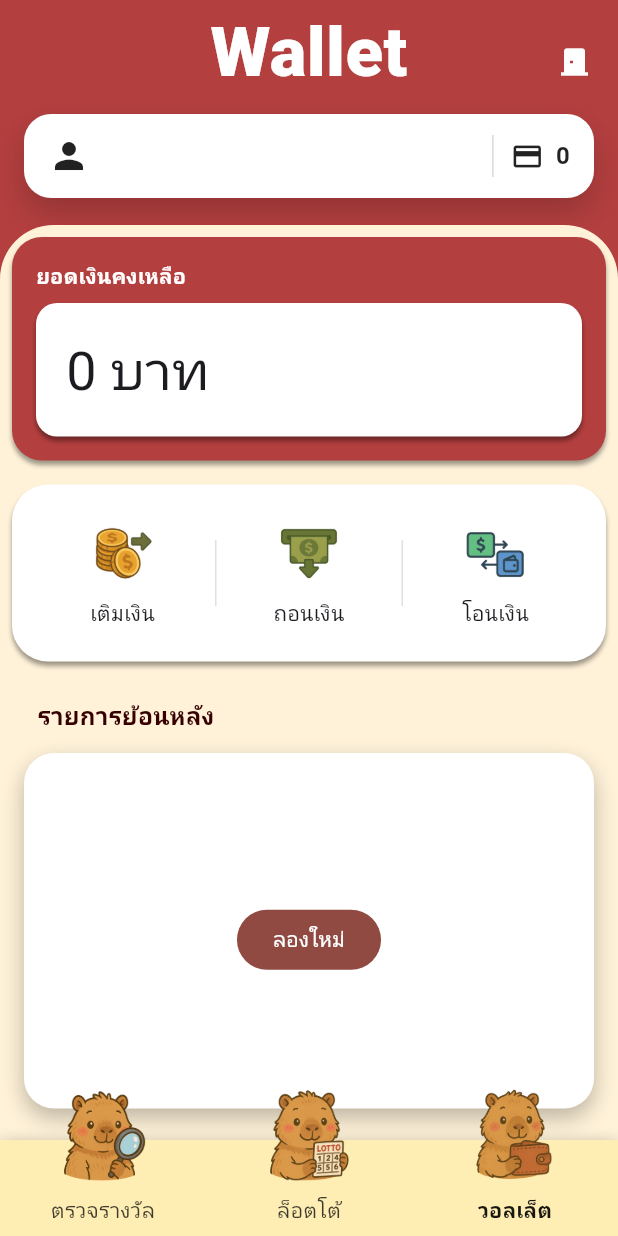
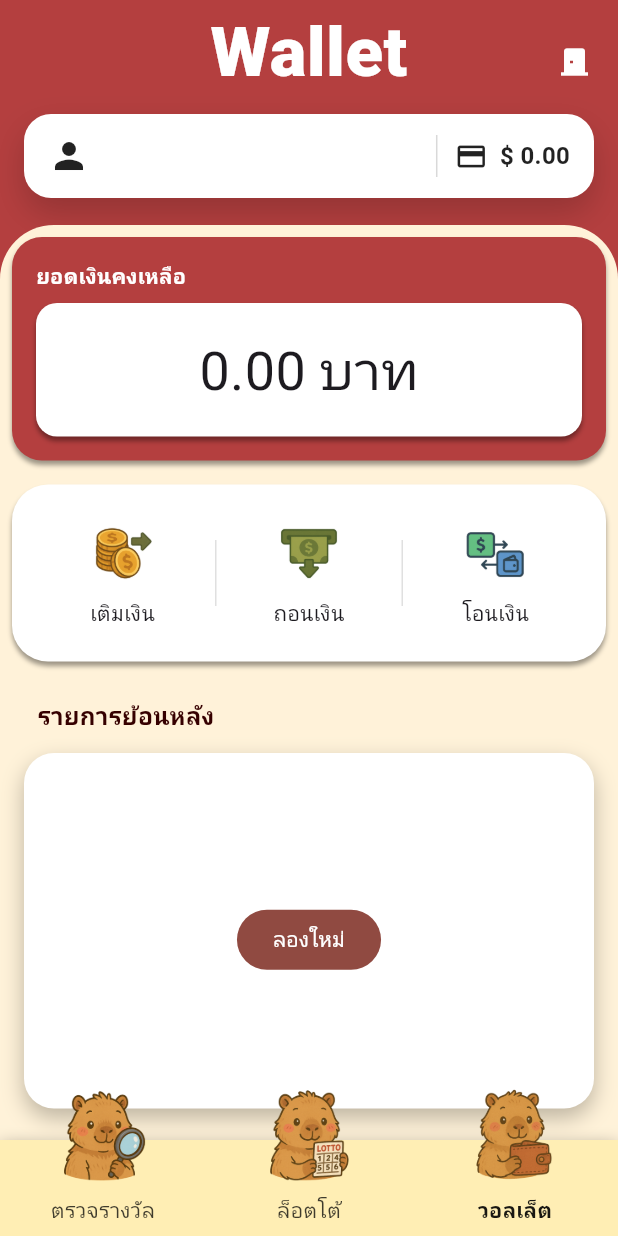
Before and after one commit to Phenpitcha-D/lotto-app, a Flutter app: the MainScaffold screen opened directly with empty values, item 3 of the bottom bar chosen, on a phone screen of 412 x 824 dp. Run offline on Flutter 3.47's test engine with Material 3 defaults, Android fonts, the phone set to English and light mode, and no system bars; our stand-ins replace flutter_localization, google_fonts; network calls fail; Roboto replaces fonts that are missing (Sarabun).

Commit message:
FormatwalletFixed

```diff
--- a/lib/pages/myScaffold.dart
+++ b/lib/pages/myScaffold.dart
@@ -342,6 +342,6 @@ class _BottomOverhangItemState extends State<BottomOverhangItem> {
 }
 
 String formatBalance(int amount) {
-  final nf = NumberFormat("#,###", "th_TH");
-  return nf.format(amount);
+  final nf = NumberFormat("#,##0.00", "th_TH");
+  return '\$ ${nf.format(amount)}';
 }
--- a/lib/pages/wallet.dart
+++ b/lib/pages/wallet.dart
@@ -96,9 +96,11 @@ class _WalletPageState extends State<WalletPage> {
                         child: ValueListenableBuilder<int>(
                           valueListenable: widget.walletVN,
                           builder: (context, bal, _) {
-                            return Text(
-                              formatBalance(bal),
-                              style: TextStyle(fontSize: 36),
+                            return Center(
+                              child: Text(
+                                formatBalance(bal),
+                                style: TextStyle(fontSize: 36),
+                              ),
                             );
                           },
                         ),
@@ -417,7 +419,7 @@ class _WalletPageState extends State<WalletPage> {
 
   // แปลง 1000 เป็น 1,000.00 บาท
   String formatBalance(int amount) {
-    final nf = NumberFormat("#,###", "th_TH");
+    final nf = NumberFormat("#,##0.00", "th_TH");
     return '${nf.format(amount.toDouble())} บาท';
   }
 
```
Also changed, not shown: pubspec.lock.
